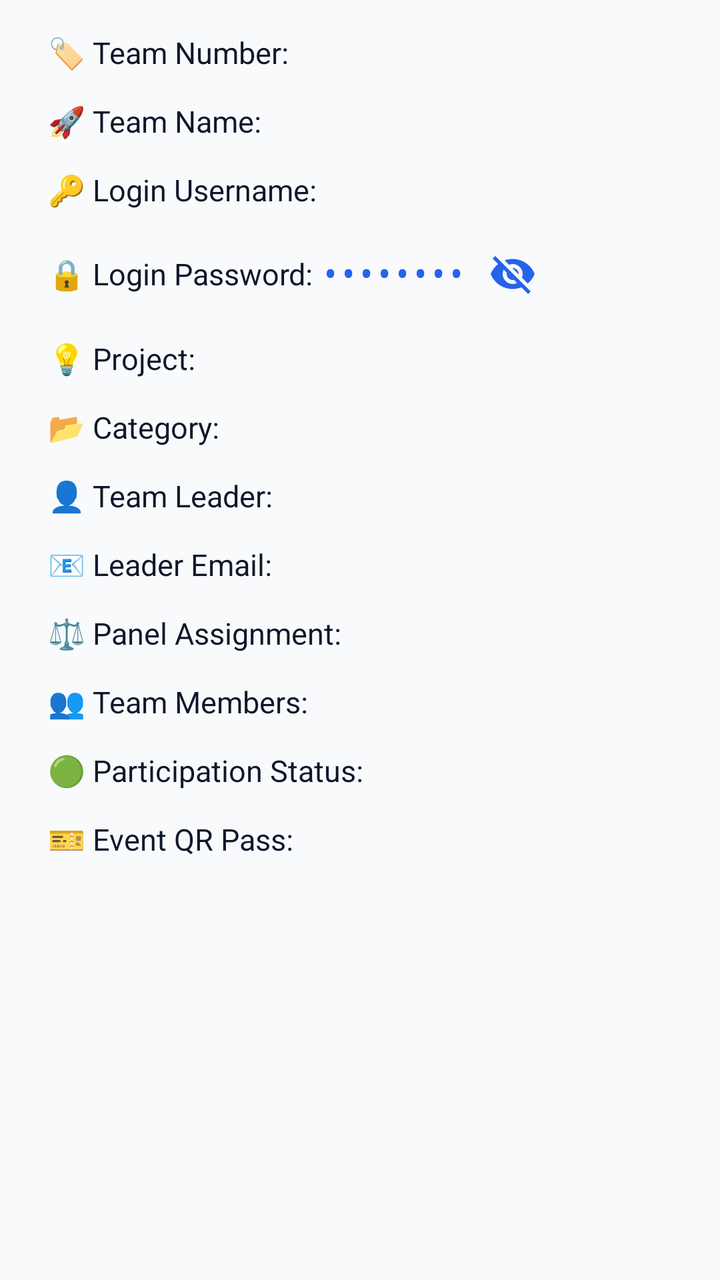
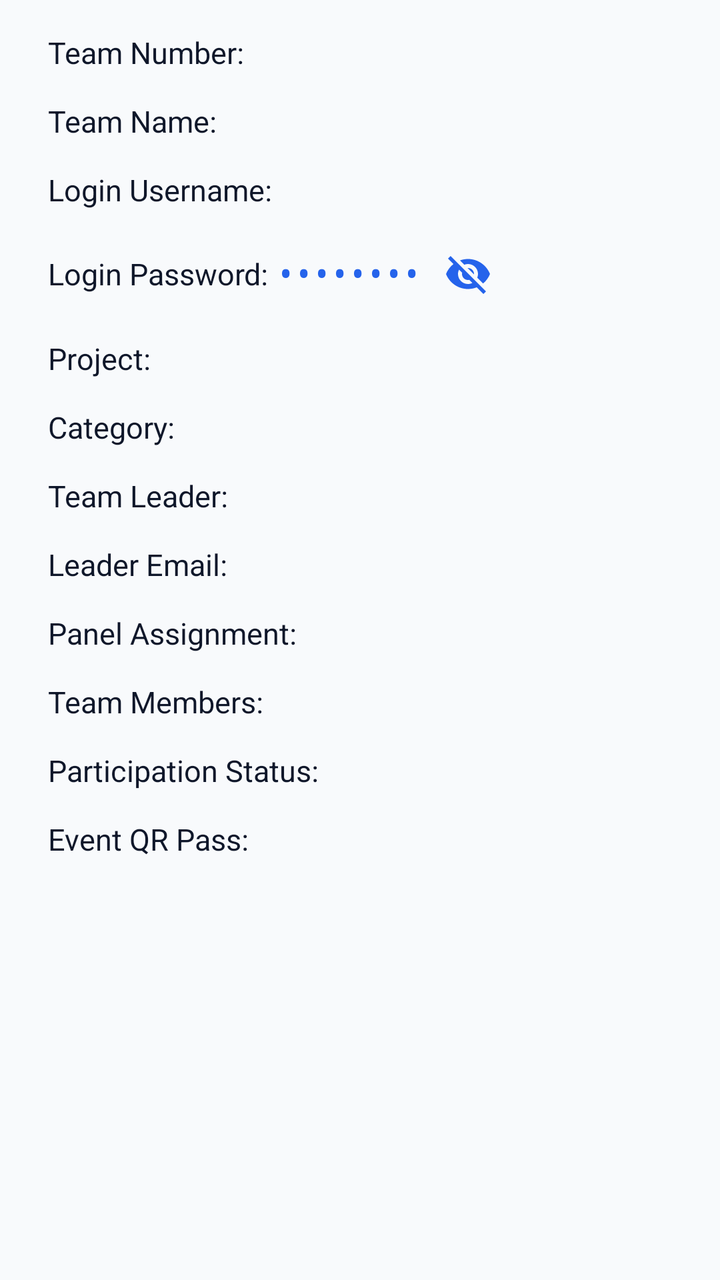

Two renders of the same Android screen: before a commit and after it. Below are the layout's source before the change and the commit's diff.
<!-- AndroidManifest.xml: application theme Theme.Judgex -->
<!-- res/layout/dialog_team_details.xml -->
<?xml version="1.0" encoding="utf-8"?>
<ScrollView xmlns:android="http://schemas.android.com/apk/res/android"
    android:layout_width="match_parent"
    android:layout_height="wrap_content"
    android:fadeScrollbars="false">

    <LinearLayout
        android:layout_width="match_parent"
        android:layout_height="wrap_content"
        android:orientation="vertical"
        android:paddingHorizontal="24dp"
        android:paddingTop="16dp"
        android:paddingBottom="12dp">

        <TextView
            android:id="@+id/tvDetailsTeamNumber"
            android:layout_width="match_parent"
            android:layout_height="wrap_content"
            android:layout_marginBottom="14dp"
            android:text="🏷️ Team Number: "
            android:textColor="@color/text_primary"
            android:textSize="15sp" />

        <TextView
            android:id="@+id/tvDetailsTeamName"
            android:layout_width="match_parent"
            android:layout_height="wrap_content"
            android:layout_marginBottom="14dp"
            android:text="🚀 Team Name: "
            android:textColor="@color/text_primary"
            android:textSize="15sp" />

        <TextView
            android:id="@+id/tvDetailsUsername"
            android:layout_width="match_parent"
            android:layout_height="wrap_content"
            android:layout_marginBottom="14dp"
            android:text="🔑 Login Username: "
            android:textColor="@color/text_primary"
            android:textSize="15sp" />

        <LinearLayout
            android:id="@+id/llDetailsPasswordRow"
            android:layout_width="match_parent"
            android:layout_height="wrap_content"
            android:layout_marginBottom="14dp"
            android:gravity="center_vertical"
            android:orientation="horizontal">

            <TextView
                android:layout_width="wrap_content"
                android:layout_height="wrap_content"
                android:text="🔒 Login Password: "
                android:textColor="@color/text_primary"
                android:textSize="15sp" />

            <TextView
                android:id="@+id/tvDetailsPasswordValue"
                android:layout_width="wrap_content"
                android:layout_height="wrap_content"
                android:fontFamily="monospace"
                android:text="••••••••"
                android:textColor="@color/accent"
                android:textSize="15sp"
                android:textStyle="bold" />

            <ImageButton
                android:id="@+id/btnDetailsTogglePassword"
                android:layout_width="36dp"
                android:layout_height="36dp"
                android:layout_marginStart="6dp"
                android:background="?attr/selectableItemBackgroundBorderless"
                android:contentDescription="Toggle Password Visibility"
                android:padding="6dp"
                android:scaleType="fitCenter"
                android:src="@drawable/ic_visibility_off" />

        </LinearLayout>

        <TextView
            android:id="@+id/tvDetailsProject"
            android:layout_width="match_parent"
            android:layout_height="wrap_content"
            android:layout_marginBottom="14dp"
            android:text="💡 Project: "
            android:textColor="@color/text_primary"
            android:textSize="15sp" />

        <TextView
            android:id="@+id/tvDetailsCategory"
            android:layout_width="match_parent"
            android:layout_height="wrap_content"
            android:layout_marginBottom="14dp"
            android:text="📂 Category: "
            android:textColor="@color/text_primary"
            android:textSize="15sp" />

        <TextView
            android:id="@+id/tvDetailsLeaderName"
            android:layout_width="match_parent"
            android:layout_height="wrap_content"
            android:layout_marginBottom="14dp"
            android:text="👤 Team Leader: "
            android:textColor="@color/text_primary"
            android:textSize="15sp" />

        <TextView
            android:id="@+id/tvDetailsLeaderEmail"
            android:layout_width="match_parent"
            android:layout_height="wrap_content"
            android:layout_marginBottom="14dp"
            android:text="📧 Leader Email: "
            android:textColor="@color/text_primary"
            android:textSize="15sp" />

        <TextView
            android:id="@+id/tvDetailsPanel"
            android:layout_width="match_parent"
            android:layout_height="wrap_content"
            android:layout_marginBottom="14dp"
            android:text="⚖️ Panel Assignment: "
            android:textColor="@color/text_primary"
            android:textSize="15sp" />

        <TextView
            android:id="@+id/tvDetailsMembers"
            android:layout_width="match_parent"
            android:layout_height="wrap_content"
            android:layout_marginBottom="14dp"
            android:text="👥 Team Members: "
            android:textColor="@color/text_primary"
            android:textSize="15sp" />

        <TextView
            android:id="@+id/tvDetailsStatus"
            android:layout_width="match_parent"
            android:layout_height="wrap_content"
            android:layout_marginBottom="14dp"
            android:text="🟢 Participation Status: "
            android:textColor="@color/text_primary"
            android:textSize="15sp" />

        <TextView
            android:id="@+id/tvDetailsQRPass"
            android:layout_width="match_parent"
            android:layout_height="wrap_content"
            android:layout_marginBottom="6dp"
            android:text="🎫 Event QR Pass: "
            android:textColor="@color/text_primary"
            android:textSize="15sp" />

    </LinearLayout>

</ScrollView>
<!-- resources referenced by this layout -->
<resources>
  <color name="accent">#2563EB</color>
  <color name="text_primary">#0F172A</color>
  <!-- drawable ic_visibility_off (drawable) -->
  <vector xmlns:android="http://schemas.android.com/apk/res/android"
      android:width="22dp"
      android:height="22dp"
      android:viewportWidth="24"
      android:viewportHeight="24"
      android:tint="@color/accent">
      <path
          android:fillColor="@android:color/white"
          android:pathData="M12,7c2.76,0 5,2.24 5,5 0,0.65 -0.13,1.26 -0.36,1.82l2.92,2.92c1.51,-1.26 2.7,-2.89 3.44,-4.74 -1.73,-4.39 -6,-7.5 -11,-7.5 -1.4,0 -2.74,0.25 -3.98,0.7l2.16,2.16C10.74,7.13 11.35,7 12,7zM2,4.27l2.28,2.28 0.46,0.46C3.08,8.3 1.78,10.02 1,12c1.73,4.39 6,7.5 11,7.5 1.55,0 3.03,-0.3 4.38,-0.84l0.42,0.42L19.73,22 21,20.73 3.27,3 2,4.27zM7.53,9.8l1.55,1.55c-0.05,0.21 -0.08,0.43 -0.08,0.65 0,1.66 1.34,3 3,3 0.22,0 0.44,-0.03 0.65,-0.08l1.55,1.55c-0.67,0.33 -1.41,0.53 -2.2,0.53 -2.76,0 -5,-2.24 -5,-5 0,-0.79 0.2,-1.53 0.53,-2.2zM11.84,9.02l3.15,3.15 0.02,-0.16c0,-1.66 -1.34,-3 -3,-3l-0.17,0.01z"/>
  </vector>
  <style name="Theme.Judgex" parent="Theme.Material3.DayNight.NoActionBar">
          
          <item name="colorPrimary">@color/accent</item>
          <item name="colorPrimaryVariant">@color/primary_dark</item>
          <item name="colorOnPrimary">@color/white</item>
          
          <item name="colorSecondary">@color/accent_light</item>
          <item name="colorSecondaryVariant">@color/accent</item>
          <item name="colorOnSecondary">@color/white</item>
          
          <item name="android:statusBarColor">@color/primary</item>
          <item name="android:windowLightStatusBar">false</item>
          
          <item name="android:windowBackground">@color/background</item>
      </style>
  <color name="primary_dark">#020617</color>
  <color name="white">#FFFFFF</color>
  <color name="accent_light">#3B82F6</color>
  <color name="primary">#0F172A</color>
  <color name="background">#F8FAFC</color>
</resources>

<!-- the commit's change to res/layout/dialog_team_details.xml (unified diff, before → after) -->
@@ -17,7 +17,7 @@
             android:layout_width="match_parent"
             android:layout_height="wrap_content"
             android:layout_marginBottom="14dp"
-            android:text="🏷️ Team Number: "
+            android:text="Team Number: "
             android:textColor="@color/text_primary"
             android:textSize="15sp" />
 
@@ -26,7 +26,7 @@
             android:layout_width="match_parent"
             android:layout_height="wrap_content"
             android:layout_marginBottom="14dp"
-            android:text="🚀 Team Name: "
+            android:text="Team Name: "
             android:textColor="@color/text_primary"
             android:textSize="15sp" />
 
@@ -35,7 +35,7 @@
             android:layout_width="match_parent"
             android:layout_height="wrap_content"
             android:layout_marginBottom="14dp"
-            android:text="🔑 Login Username: "
+            android:text="Login Username: "
             android:textColor="@color/text_primary"
             android:textSize="15sp" />
 
@@ -50,7 +50,7 @@
             <TextView
                 android:layout_width="wrap_content"
                 android:layout_height="wrap_content"
-                android:text="🔒 Login Password: "
+                android:text="Login Password: "
                 android:textColor="@color/text_primary"
                 android:textSize="15sp" />
 
@@ -82,7 +82,7 @@
             android:layout_width="match_parent"
             android:layout_height="wrap_content"
             android:layout_marginBottom="14dp"
-            android:text="💡 Project: "
+            android:text="Project: "
             android:textColor="@color/text_primary"
             android:textSize="15sp" />
 
@@ -91,7 +91,7 @@
             android:layout_width="match_parent"
             android:layout_height="wrap_content"
             android:layout_marginBottom="14dp"
-            android:text="📂 Category: "
+            android:text="Category: "
             android:textColor="@color/text_primary"
             android:textSize="15sp" />
 
@@ -100,7 +100,7 @@
             android:layout_width="match_parent"
             android:layout_height="wrap_content"
             android:layout_marginBottom="14dp"
-            android:text="👤 Team Leader: "
+            android:text="Team Leader: "
             android:textColor="@color/text_primary"
             android:textSize="15sp" />
 
@@ -109,7 +109,7 @@
             android:layout_width="match_parent"
             android:layout_height="wrap_content"
             android:layout_marginBottom="14dp"
-            android:text="📧 Leader Email: "
+            android:text="Leader Email: "
             android:textColor="@color/text_primary"
             android:textSize="15sp" />
 
@@ -118,7 +118,7 @@
             android:layout_width="match_parent"
             android:layout_height="wrap_content"
             android:layout_marginBottom="14dp"
-            android:text="⚖️ Panel Assignment: "
+            android:text="Panel Assignment: "
             android:textColor="@color/text_primary"
             android:textSize="15sp" />
 
@@ -127,7 +127,7 @@
             android:layout_width="match_parent"
             android:layout_height="wrap_content"
             android:layout_marginBottom="14dp"
-            android:text="👥 Team Members: "
+            android:text="Team Members: "
             android:textColor="@color/text_primary"
             android:textSize="15sp" />
 
@@ -136,7 +136,7 @@
             android:layout_width="match_parent"
             android:layout_height="wrap_content"
             android:layout_marginBottom="14dp"
-            android:text="🟢 Participation Status: "
+            android:text="Participation Status: "
             android:textColor="@color/text_primary"
             android:textSize="15sp" />
 
@@ -145,7 +145,7 @@
             android:layout_width="match_parent"
             android:layout_height="wrap_content"
             android:layout_marginBottom="6dp"
-            android:text="🎫 Event QR Pass: "
+            android:text="Event QR Pass: "
             android:textColor="@color/text_primary"
             android:textSize="15sp" />
 
